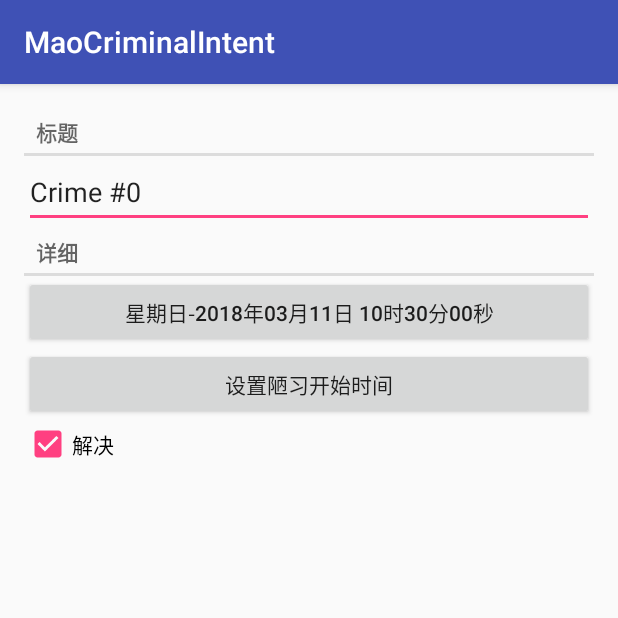
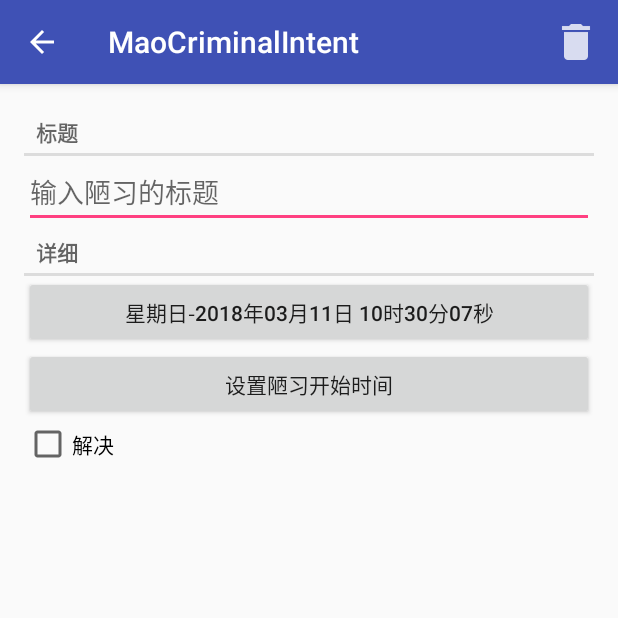
Before and after one commit to maoqitian/MaoCriminalIntent, an Android app: the CrimeFragment screen opened directly, with no data from a screen before it, on a phone screen of 412 x 824 dp, the top half of it. Run offline under Robolectric (Android 15) with nearby library versions, the phone set to English and light mode, and no system bars.

```diff
--- a/app/src/main/AndroidManifest.xml
+++ b/app/src/main/AndroidManifest.xml
@@ -16,7 +16,8 @@
                 <category android:name="android.intent.category.LAUNCHER" />
             </intent-filter>
         </activity>
-        <activity android:name=".CrimePagerActivity">
+        <activity android:name=".CrimePagerActivity"
+            android:parentActivityName=".CrimeListActivity">
         </activity>
     </application>
 
--- a/app/src/main/java/mao/com/maocriminalintent/fragment/CrimeFragment.java
+++ b/app/src/main/java/mao/com/maocriminalintent/fragment/CrimeFragment.java
@@ -9,6 +9,9 @@ import android.support.v4.app.FragmentManager;
 import android.text.Editable;
 import android.text.TextWatcher;
 import android.view.LayoutInflater;
+import android.view.Menu;
+import android.view.MenuInflater;
+import android.view.MenuItem;
 import android.view.View;
 import android.view.ViewGroup;
 import android.widget.Button;
@@ -19,6 +22,8 @@ import android.widget.EditText;
 import java.util.Date;
 import java.util.UUID;
 
+import mao.com.maocriminalintent.CrimeListActivity;
+import mao.com.maocriminalintent.CrimePagerActivity;
 import mao.com.maocriminalintent.R;
 import mao.com.maocriminalintent.instance.CrimeLab;
 import mao.com.maocriminalintent.model.Crime;
@@ -41,14 +46,16 @@ public class CrimeFragment extends Fragment {
     private Button mDateButton;
     private Button mTimeButton;
     private CheckBox mSolvedCheckBox;
+    private UUID crimeId;
     @Override
     public void onCreate(@Nullable Bundle savedInstanceState) {
         super.onCreate(savedInstanceState);
+        setHasOptionsMenu(true);
         //mCrime=new Crime();
         //Intent 的Extra 已经存储了对应的crimeId 根据这个UUID 来获取对应的 Crime的对象
         //UUID crimeId  = (UUID) getActivity().getIntent().getSerializableExtra(CrimeActivity.EXTRA_CRIME_ID);
         //改为从fragment的argument中获取UUID,这样CrimeFragment类变得通用，而不依靠特定的Activity
-        UUID crimeId= (UUID) getArguments().getSerializable(ARG_CRIME_ID);
+        crimeId= (UUID) getArguments().getSerializable(ARG_CRIME_ID);
         mCrime= CrimeLab.getInstance(getActivity()).getCrime(crimeId);
     }
 
@@ -115,6 +122,29 @@ public class CrimeFragment extends Fragment {
         return view;
     }
 
+    @Override
+    public void onCreateOptionsMenu(Menu menu, MenuInflater inflater) {
+        super.onCreateOptionsMenu(menu, inflater);
+        inflater.inflate(R.menu.fragment_crime_item,menu);
+    }
+
+    @Override
+    public boolean onOptionsItemSelected(MenuItem item) {
+        switch (item.getItemId()){
+            case R.id.delete_crime:
+                UUID id = (UUID)getArguments().getSerializable("crime_id");
+                if(id!=null)
+                CrimeLab.getInstance(getActivity()).deleteCrime(id);
+                Intent intent = new Intent(getActivity(), CrimeListActivity.class);
+                intent.addFlags(Intent.FLAG_ACTIVITY_CLEAR_TOP);
+                startActivity(intent);
+                getActivity().finish();
+                return true;
+                default:
+                    return super.onOptionsItemSelected(item);
+        }
+    }
+
     private void updateDate() { //更新日期
         mDateButton.setText(MyUtils.getFormatDate(mCrime.getmDate()));
     }
--- a/app/src/main/res/layout/fragment_crime.xml
+++ b/app/src/main/res/layout/fragment_crime.xml
@@ -29,7 +29,7 @@
         android:id="@+id/crime_time"
         android:layout_width="match_parent"
         android:layout_height="wrap_content"
-        android:text="设置陋习开始时间"
+        android:text="@string/set_crime_start_time"
         />
     <CheckBox
         android:id="@+id/crime_solved"
--- /dev/null
+++ b/app/src/main/res/menu/fragment_crime_item.xml
@@ -0,0 +1,11 @@
+<?xml version="1.0" encoding="utf-8"?>
+<menu xmlns:android="http://schemas.android.com/apk/res/android"
+    xmlns:app="http://schemas.android.com/apk/res-auto"
+    >
+    <item
+        android:id="@+id/delete_crime"
+        android:icon="@drawable/ic_menu_delete"
+        android:title="@string/delete_crime"
+        app:showAsAction="ifRoom"
+        />
+</menu>
```
Also changed, not shown: app/src/main/java/mao/com/maocriminalintent/CrimeListActivity.java (+7 -0 lines), app/src/main/java/mao/com/maocriminalintent/CrimePagerActivity.java (+8 -0 lines), app/src/main/java/mao/com/maocriminalintent/fragment/CrimeListFragment.java (+78 -7 lines), app/src/main/java/mao/com/maocriminalintent/instance/CrimeLab.java (+16 -2 lines), app/src/main/res/menu/fragment_crime_list.xml (added, +17 -0 lines), app/src/main/res/values/strings.xml (+10 -0 lines), app/src/main/res/drawable-hdpi/ic_menu_add.png (added), app/src/main/res/drawable-hdpi/ic_menu_delete.png (added), app/src/main/res/drawable-mdpi/ic_menu_add.png (added), app/src/main/res/drawable-mdpi/ic_menu_delete.png (added), app/src/main/res/drawable-xhdpi/ic_menu_add.png (added), app/src/main/res/drawable-xhdpi/ic_menu_delete.png (added), app/src/main/res/drawable-xxhdpi/ic_menu_add.png (added), app/src/main/res/drawable-xxhdpi/ic_menu_delete.png (added).
